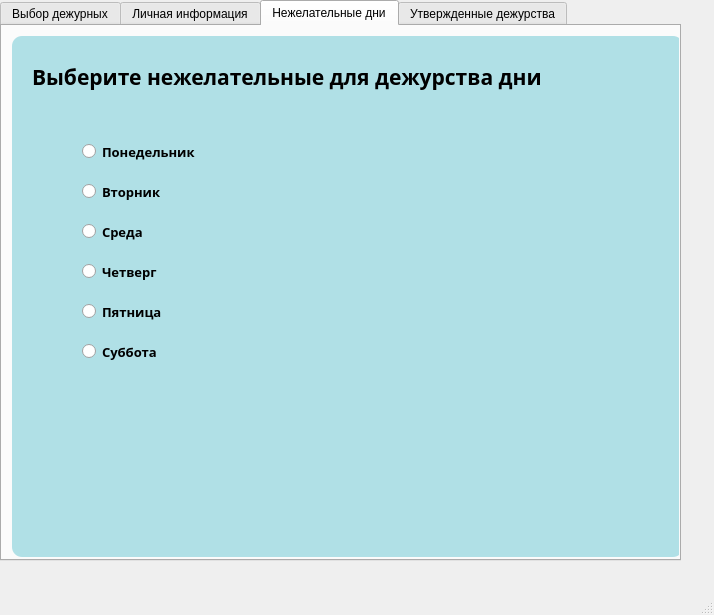
Old version of the form A12_teacher_form.ui in the repository sk3feel/YandexProject1.
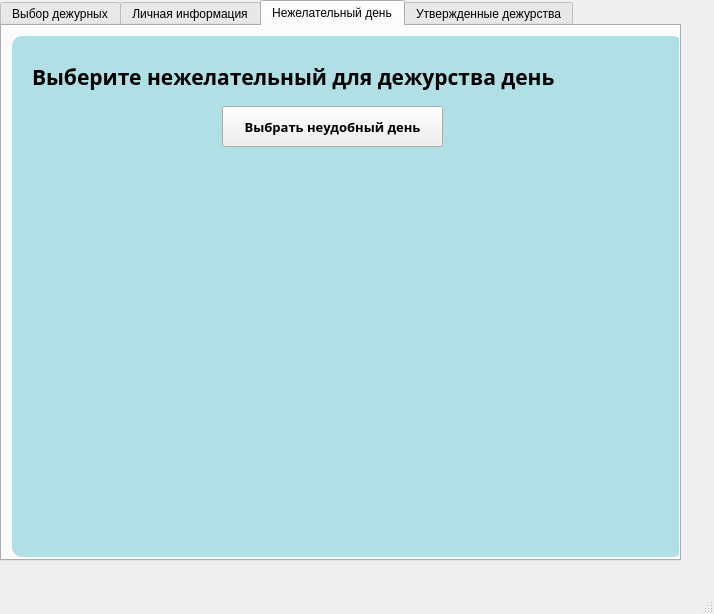
New version of the form. The open tabs and pages were chosen to show the change.

Commit message: Последние изменения ui файлов

Diff of the .ui file:
```diff
--- a/A12_teacher_form.ui
+++ b/A12_teacher_form.ui
@@ -7,7 +7,7 @@
     <x>0</x>
     <y>0</y>
     <width>714</width>
-    <height>615</height>
+    <height>614</height>
    </rect>
   </property>
   <property name="windowTitle">
@@ -694,7 +694,7 @@
     </widget>
     <widget class="QWidget" name="tab_3">
      <attribute name="title">
-      <string>Нежелательные дни</string>
+      <string>Нежелательный день</string>
      </attribute>
      <widget class="QFrame" name="frame_4">
       <property name="geometry">
@@ -735,16 +735,16 @@
         </font>
        </property>
        <property name="text">
-        <string>Выберите нежелательные для дежурства дни</string>
+        <string>Выберите нежелательный для дежурства день</string>
        </property>
       </widget>
-      <widget class="QRadioButton" name="rbtn_mon">
+      <widget class="QPushButton" name="btn_pick_bad_day">
        <property name="geometry">
         <rect>
-         <x>70</x>
-         <y>100</y>
-         <width>121</width>
-         <height>31</height>
+         <x>210</x>
+         <y>70</y>
+         <width>221</width>
+         <height>41</height>
         </rect>
        </property>
        <property name="font">
@@ -756,112 +756,7 @@
         </font>
        </property>
        <property name="text">
-        <string>Понедельник</string>
-       </property>
-      </widget>
-      <widget class="QRadioButton" name="rbtn_tues">
-       <property name="geometry">
-        <rect>
-         <x>70</x>
-         <y>140</y>
-         <width>121</width>
-         <height>31</height>
-        </rect>
-       </property>
-       <property name="font">
-        <font>
-         <family>Futura LT</family>
-         <pointsize>10</pointsize>
-         <weight>75</weight>
-         <bold>true</bold>
-        </font>
-       </property>
-       <property name="text">
-        <string>Вторник</string>
-       </property>
-      </widget>
-      <widget class="QRadioButton" name="rbtn_wend">
-       <property name="geometry">
-        <rect>
-         <x>70</x>
-         <y>180</y>
-         <width>121</width>
-         <height>31</height>
-        </rect>
-       </property>
-       <property name="font">
-        <font>
-         <family>Futura LT</family>
-         <pointsize>10</pointsize>
-         <weight>75</weight>
-         <bold>true</bold>
-        </font>
-       </property>
-       <property name="text">
-        <string>Среда</string>
-       </property>
-      </widget>
-      <widget class="QRadioButton" name="rbtn_fri">
-       <property name="geometry">
-        <rect>
-         <x>70</x>
-         <y>260</y>
-         <width>121</width>
-         <height>31</height>
-        </rect>
-       </property>
-       <property name="font">
-        <font>
-         <family>Futura LT</family>
-         <pointsize>10</pointsize>
-         <weight>75</weight>
-         <bold>true</bold>
-        </font>
-       </property>
-       <property name="text">
-        <string>Пятница</string>
-       </property>
-      </widget>
-      <widget class="QRadioButton" name="rbtn_satur">
-       <property name="geometry">
-        <rect>
-         <x>70</x>
-         <y>300</y>
-         <width>121</width>
-         <height>31</height>
-        </rect>
-       </property>
-       <property name="font">
-        <font>
-         <family>Futura LT</family>
-         <pointsize>10</pointsize>
-         <weight>75</weight>
-         <bold>true</bold>
-        </font>
-       </property>
-       <property name="text">
-        <string>Суббота</string>
-       </property>
-      </widget>
-      <widget class="QRadioButton" name="rbtn_thur">
-       <property name="geometry">
-        <rect>
-         <x>70</x>
-         <y>220</y>
-         <width>121</width>
-         <height>31</height>
-        </rect>
-       </property>
-       <property name="font">
-        <font>
-         <family>Futura LT</family>
-         <pointsize>10</pointsize>
-         <weight>75</weight>
-         <bold>true</bold>
-        </font>
-       </property>
-       <property name="text">
-        <string>Четверг</string>
+        <string>Выбрать неудобный день</string>
        </property>
       </widget>
      </widget>
```
Left out of the diff: 128 changed lines with no effect on the pictures. The commit also changes 3 other files.
